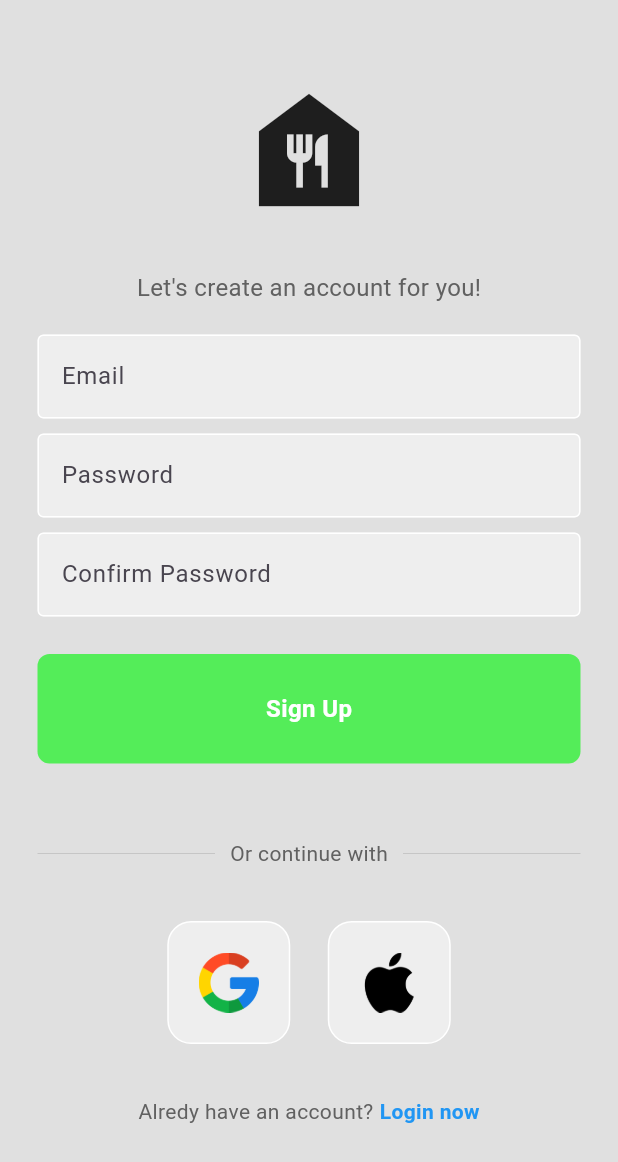
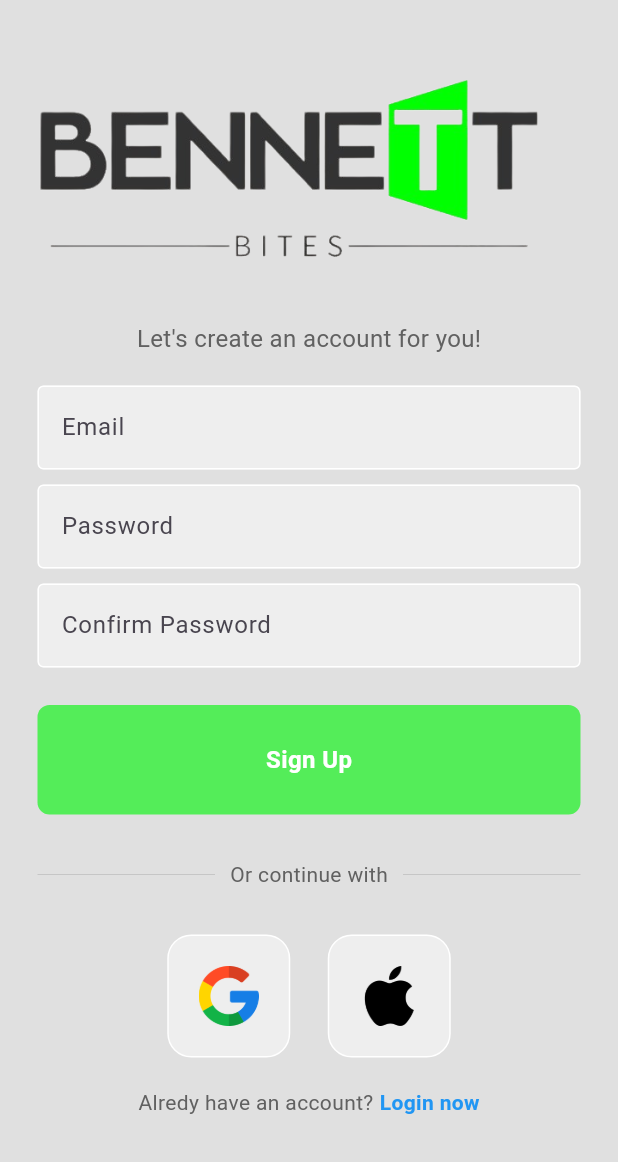
Before and after one commit to Kartikay039/DTIFlutter, a Flutter app: the screen it shows after launch, after a tap on "Register now", on a phone screen of 412 x 824 dp. Shown: the top 1162 px of the screen. Run offline on Flutter 3.47's test engine with Material 3 defaults, Android fonts, the light colour scheme and no system bars; our stand-ins replace firebase_auth, firebase_core, flutter_local_notifications, persistent_bottom_nav_bar; accounts and stored records are empty; network calls fail.

Commit message:
all done

```diff
--- /dev/null
+++ b/devtools_options.yaml
@@ -0,0 +1 @@
+extensions:
--- a/lib/authentication/login_page.dart
+++ b/lib/authentication/login_page.dart
@@ -1,5 +1,6 @@
 import "package:firebase_auth/firebase_auth.dart";
 import "package:flutter/material.dart";
+import "package:flutter/widgets.dart";
 import "package:flutter_application_1/components/button.dart";
 import "package:flutter_application_1/components/my_textfeild.dart";
 import "package:flutter_application_1/components/square_tile.dart";
@@ -75,17 +76,16 @@ class _LoginPageState extends State<LoginPage> {
         child: Column(
           children: [
 
+            Padding(
+              padding: EdgeInsets.only(top: 20),
+              child: Image.asset(
 
-            const Padding(
-              padding: EdgeInsets.only(top: 60, bottom: 40),
-              child: Center(
-                child: Icon(
-                  size: 100,
-                  Icons.food_bank,
-                ),
+                // width: 100,
+                height: 200,
+                'assets/app_logo3.png',
+
               ),
             ),
-
 
             Text(
               'Welcome back!',
@@ -137,7 +137,7 @@ class _LoginPageState extends State<LoginPage> {
               txt: 'Sign In',
             ),
 
-            const SizedBox(height: 50),
+            const SizedBox(height: 40),
 
             // or continue with
             Padding(
--- a/lib/authentication/register_page.dart
+++ b/lib/authentication/register_page.dart
@@ -89,13 +89,12 @@ class _LoginPageState extends State<RegisterPage> {
           children: [
 
 
-            const Padding(
-              padding: EdgeInsets.only(top: 50, bottom: 30),
-              child: Center(
-                child: Icon(
-                  size: 100,
-                  Icons.food_bank,
-                ),
+            Padding(
+              padding: EdgeInsets.only(top: 14),
+              child: Image.asset(
+                // width: 100,
+                height: 200,
+                'assets/app_logo3.png',
               ),
             ),
 
@@ -137,13 +136,13 @@ class _LoginPageState extends State<RegisterPage> {
 
             const SizedBox(height: 25),
 
-            // sign in button
+            // sign up button
             MyButton(
               onTap: signUserUp,
               txt: 'Sign Up',
             ),
 
-            const SizedBox(height: 50),
+            const SizedBox(height: 30),
 
             // or continue with
             Padding(
@@ -173,7 +172,7 @@ class _LoginPageState extends State<RegisterPage> {
               ),
             ),
 
-            const SizedBox(height: 35),
+            const SizedBox(height: 30),
 
             // google + apple sign in buttons
             const Row(
@@ -189,7 +188,7 @@ class _LoginPageState extends State<RegisterPage> {
               ],
             ),
 
-            const SizedBox(height: 35),
+            const SizedBox(height: 20),
 
             // Alredy have an account? Login now
             Row(
--- a/lib/main.dart
+++ b/lib/main.dart
@@ -4,11 +4,23 @@ import 'package:flutter_application_1/authentication/firebase_options.dart';
 import 'package:flutter_application_1/authentication/auth_page.dart';
 import 'package:flutter_application_1/models/shop.dart';
 import 'package:provider/provider.dart';
+import 'package:flutter_local_notifications/flutter_local_notifications.dart';
+
+
+final FlutterLocalNotificationsPlugin flutterLocalNotificationsPlugin = FlutterLocalNotificationsPlugin();
 
 void main() async {
   WidgetsFlutterBinding.ensureInitialized();
   await Firebase.initializeApp(options: DefaultFirebaseOptions.currentPlatform);
 
+  const AndroidInitializationSettings initializationSettingsAndroid =
+    AndroidInitializationSettings('ic_launcher'); // Replace 'ic_launcher' with your app's launcher icon name
+
+  const InitializationSettings initializationSettings = InitializationSettings(
+    android: initializationSettingsAndroid,
+  );
+
+  flutterLocalNotificationsPlugin.initialize(initializationSettings);
   runApp(
     ChangeNotifierProvider(
       create: (context) => Shop(),
--- a/lib/models/shop.dart
+++ b/lib/models/shop.dart
@@ -25,7 +25,7 @@ class Shop extends ChangeNotifier{
   ];
 
   //customers cart
-  List<Food> _cart = [];
+  final List<Food> _cart = [];
 
   //getter method
   List<Food> get foodMenu => _foodMenu;
--- a/lib/navigation_bar/bottom_navigation_bar.dart
+++ b/lib/navigation_bar/bottom_navigation_bar.dart
@@ -2,6 +2,7 @@ import 'package:flutter/cupertino.dart';
 import 'package:flutter/material.dart';
 import 'package:flutter_application_1/navigation_bar/cart_page.dart';
 import 'package:flutter_application_1/navigation_bar/menue_page.dart';
+import 'package:flutter_application_1/navigation_bar/pick_up_page.dart';
 import 'package:flutter_application_1/navigation_bar/settings.dart';
 import 'package:persistent_bottom_nav_bar/persistent_tab_view.dart';
 
@@ -32,7 +33,7 @@ class BottomNavBar extends StatelessWidget {
 
         const HomePage(),
         const CartPage(),
-        const Center(child: Text('Pick-up Requests')),
+        const PickUpPage(),
         const SettingPage(),
 
         // HomeScreen(),
--- a/pubspec.yaml
+++ b/pubspec.yaml
@@ -40,6 +40,8 @@ dependencies:
   persistent_bottom_nav_bar: ^5.0.2
   cloud_firestore: ^4.16.0
   provider: ^6.1.2
+  flutter_local_notifications: ^17.0.1
+  permission_handler: ^11.3.1
 
 dev_dependencies:
   flutter_test:
```
Also changed, not shown: lib/components/food_tile.dart (+7 -9 lines), lib/navigation_bar/cart_page.dart (+73 -2 lines), lib/navigation_bar/pick_up_page.dart (added, +115 -0 lines), assets/app_logo.png (added), assets/app_logo2.png (added), assets/app_logo3.png (added), lib/components/my_textfeild.dart (line endings or trailing spaces), pubspec.lock, 3 other files.
